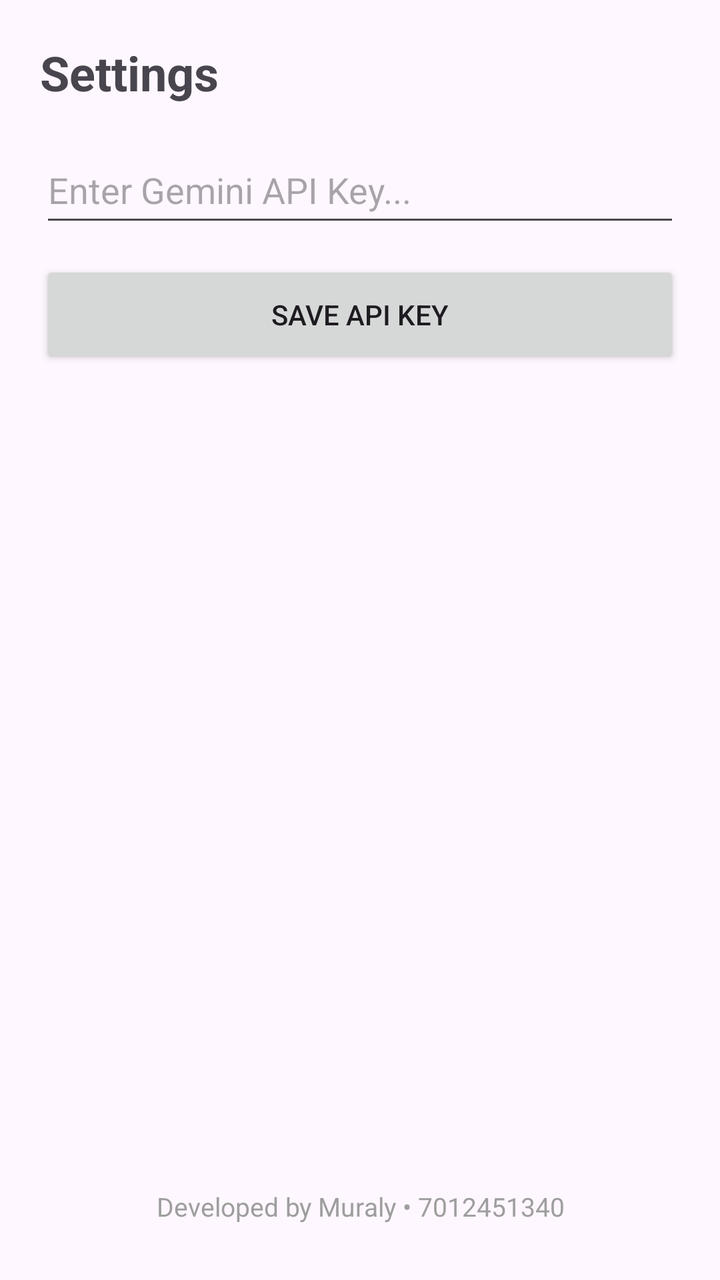
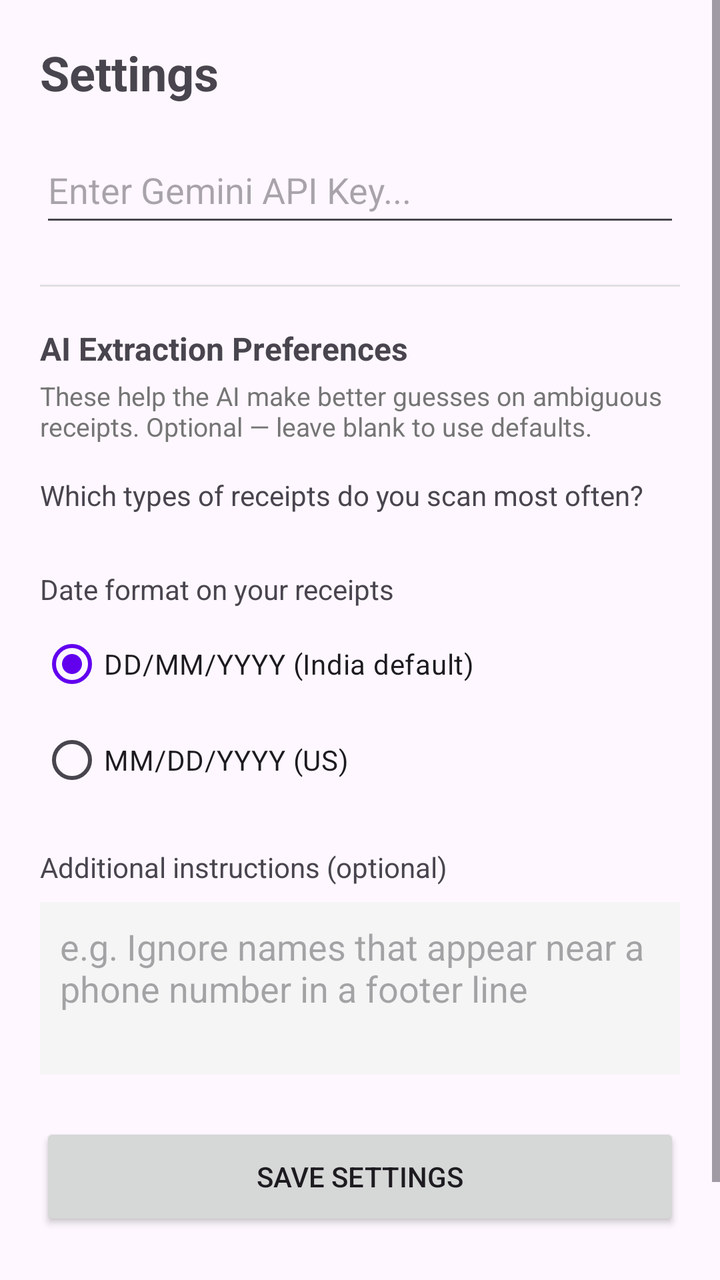

An Android layout rendered at two revisions. The XML below is the earlier revision; the diff shows what the commit changed to produce the second picture.
<!-- AndroidManifest.xml: application theme Theme.AIReceiptScanner -->
<!-- res/layout/activity_settings.xml -->
<?xml version="1.0" encoding="utf-8"?>
<LinearLayout xmlns:android="http://schemas.android.com/apk/res/android"
    android:layout_width="match_parent"
    android:layout_height="match_parent"
    android:orientation="vertical"
    android:padding="20dp">

    <TextView
        android:layout_width="wrap_content"
        android:layout_height="wrap_content"
        android:text="Settings"
        android:textSize="24sp"
        android:textStyle="bold" />

    <EditText
        android:id="@+id/etApiKey"
        android:layout_width="match_parent"
        android:layout_height="50dp"
        android:layout_marginTop="16dp"
        android:hint="Enter Gemini API Key..." />

    <Button
        android:id="@+id/btnSaveKey"
        android:layout_width="match_parent"
        android:layout_height="54dp"
        android:layout_marginTop="12dp"
        android:text="Save API Key" />

    <View
        android:layout_width="match_parent"
        android:layout_height="0dp"
        android:layout_weight="1" />

    <TextView
        android:id="@+id/tvDeveloperCredit"
        android:layout_width="match_parent"
        android:layout_height="wrap_content"
        android:layout_marginBottom="8dp"
        android:gravity="center"
        android:text="@string/developer_credit"
        android:textColor="#9E9E9E"
        android:textSize="13sp" />

</LinearLayout>
<!-- resources referenced by this layout -->
<resources>
  <string name="developer_credit">Developed by Muraly • 7012451340</string>
  <style name="Theme.AIReceiptScanner" parent="Theme.Material3.DayNight.NoActionBar">
          <item name="colorPrimary">@color/purple_500</item>
          <item name="colorOnPrimary">@color/white</item>
      </style>
  <color name="purple_500">#FF6200EE</color>
  <color name="white">#FFFFFFFF</color>
</resources>

<!-- the commit's change to res/layout/activity_settings.xml (unified diff, before → after) -->
@@ -1,44 +1,129 @@
 <?xml version="1.0" encoding="utf-8"?>
-<LinearLayout xmlns:android="http://schemas.android.com/apk/res/android"
+<ScrollView xmlns:android="http://schemas.android.com/apk/res/android"
+    xmlns:app="http://schemas.android.com/apk/res-auto"
     android:layout_width="match_parent"
-    android:layout_height="match_parent"
-    android:orientation="vertical"
-    android:padding="20dp">
+    android:layout_height="match_parent">
 
-    <TextView
-        android:layout_width="wrap_content"
-        android:layout_height="wrap_content"
-        android:text="Settings"
-        android:textSize="24sp"
-        android:textStyle="bold" />
-
-    <EditText
-        android:id="@+id/etApiKey"
-        android:layout_width="match_parent"
-        android:layout_height="50dp"
-        android:layout_marginTop="16dp"
-        android:hint="Enter Gemini API Key..." />
-
-    <Button
-        android:id="@+id/btnSaveKey"
-        android:layout_width="match_parent"
-        android:layout_height="54dp"
-        android:layout_marginTop="12dp"
-        android:text="Save API Key" />
-
-    <View
-        android:layout_width="match_parent"
-        android:layout_height="0dp"
-        android:layout_weight="1" />
-
-    <TextView
-        android:id="@+id/tvDeveloperCredit"
+    <LinearLayout
         android:layout_width="match_parent"
         android:layout_height="wrap_content"
-        android:layout_marginBottom="8dp"
-        android:gravity="center"
-        android:text="@string/developer_credit"
-        android:textColor="#9E9E9E"
-        android:textSize="13sp" />
+        android:orientation="vertical"
+        android:padding="20dp">
 
-</LinearLayout>
+        <TextView
+            android:layout_width="wrap_content"
+            android:layout_height="wrap_content"
+            android:text="Settings"
+            android:textSize="24sp"
+            android:textStyle="bold" />
+
+        <EditText
+            android:id="@+id/etApiKey"
+            android:layout_width="match_parent"
+            android:layout_height="50dp"
+            android:layout_marginTop="16dp"
+            android:hint="Enter Gemini API Key..." />
+
+        <View
+            android:layout_width="match_parent"
+            android:layout_height="1dp"
+            android:layout_marginTop="24dp"
+            android:background="#E0E0E0" />
+
+        <TextView
+            android:layout_width="wrap_content"
+            android:layout_height="wrap_content"
+            android:layout_marginTop="20dp"
+            android:text="AI Extraction Preferences"
+            android:textSize="16sp"
+            android:textStyle="bold" />
+
+        <TextView
+            android:layout_width="wrap_content"
+            android:layout_height="wrap_content"
+            android:layout_marginTop="4dp"
+            android:text="These help the AI make better guesses on ambiguous receipts. Optional — leave blank to use defaults."
+            android:textColor="#757575"
+            android:textSize="13sp" />
+
+        <TextView
+            android:layout_width="wrap_content"
+            android:layout_height="wrap_content"
+            android:layout_marginTop="16dp"
+            android:text="Which types of receipts do you scan most often?"
+            android:textSize="14sp" />
+
+        <com.google.android.material.chip.ChipGroup
+            android:id="@+id/chipGroupCategories"
+            android:layout_width="match_parent"
+            android:layout_height="wrap_content"
+            android:layout_marginTop="8dp"
+            app:singleSelection="false" />
+
+        <TextView
+            android:layout_width="wrap_content"
+            android:layout_height="wrap_content"
+            android:layout_marginTop="20dp"
+            android:text="Date format on your receipts"
+            android:textSize="14sp" />
+
+        <RadioGroup
+            android:id="@+id/radioGroupDateFormat"
+            android:layout_width="match_parent"
+            android:layout_height="wrap_content"
+            android:layout_marginTop="4dp"
+            android:orientation="vertical">
+
+            <RadioButton
+                android:id="@+id/rbDateDMY"
+                android:layout_width="wrap_content"
+                android:layout_height="wrap_content"
+                android:checked="true"
+                android:text="DD/MM/YYYY (India default)" />
+
+            <RadioButton
+                android:id="@+id/rbDateMDY"
+                android:layout_width="wrap_content"
+                android:layout_height="wrap_content"
+                android:text="MM/DD/YYYY (US)" />
+        </RadioGroup>
+
+        <TextView
+            android:layout_width="wrap_content"
+            android:layout_height="wrap_content"
+            android:layout_marginTop="20dp"
+            android:text="Additional instructions (optional)"
+            android:textSize="14sp" />
+
+        <EditText
+            android:id="@+id/etCustomInstructions"
+            android:layout_width="match_parent"
+            android:layout_height="wrap_content"
+            android:layout_marginTop="8dp"
+            android:gravity="top"
+            android:hint="e.g. Ignore names that appear near a phone number in a footer line"
+            android:inputType="textMultiLine"
+            android:minLines="3"
+            android:padding="10dp"
+            android:background="#F5F5F5" />
+
+        <Button
+            android:id="@+id/btnSaveKey"
+            android:layout_width="match_parent"
+            android:layout_height="54dp"
+            android:layout_marginTop="24dp"
+            android:text="Save Settings" />
+
+        <TextView
+            android:id="@+id/tvDeveloperCredit"
+            android:layout_width="match_parent"
+            android:layout_height="wrap_content"
+            android:layout_marginTop="32dp"
+            android:layout_marginBottom="8dp"
+            android:gravity="center"
+            android:text="@string/developer_credit"
+            android:textColor="#9E9E9E"
+            android:textSize="13sp" />
+
+    </LinearLayout>
+</ScrollView>
